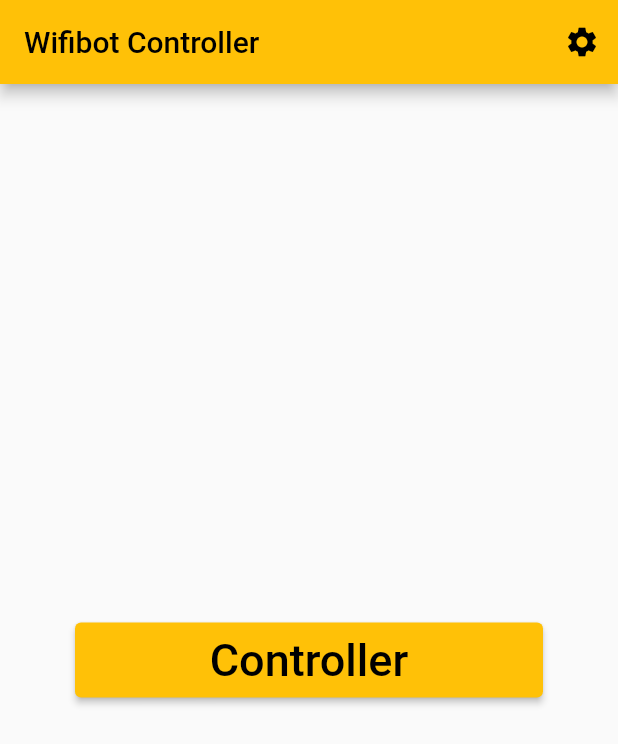
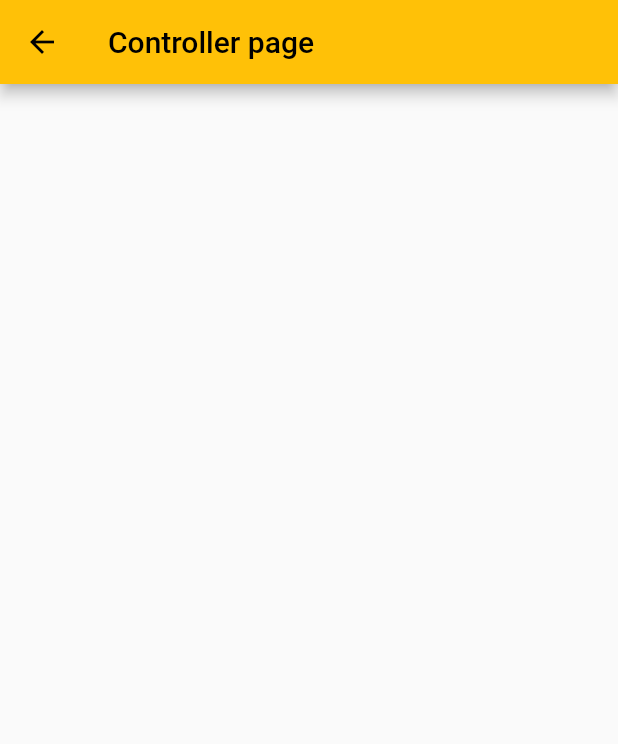
Before and after one commit to youssef-t/flutter-application-controlling-wifibot, a Flutter app: the screen it shows after launch, after a tap on "Controller", on a phone screen of 412 x 824 dp. Shown: the top 744 px of the screen. Run offline on Flutter 3.47's test engine with Material 2 defaults, Android fonts, the light colour scheme and no system bars.

```diff
--- a/wifibot_application/lib/main.dart
+++ b/wifibot_application/lib/main.dart
@@ -1,8 +1,10 @@
-// Copyright 2018 The Flutter team. All rights reserved.
-// Use of this source code is governed by a BSD-style license that can be
-// found in the LICENSE file.
 
 import 'package:flutter/material.dart';
+import 'package:flutter/services.dart';
+import 'package:wifibot_application/routes/controller_route.dart';
+import 'package:wifibot_application/routes/home_route.dart';
+import 'package:wifibot_application/routes/settings_route.dart';
+
 
 // Variable to store the width of the screen
 double? screenWidth;
@@ -24,6 +26,20 @@ class MyApp extends StatelessWidget {
         primarySwatch: Colors.amber,
       ),
       home: HomePage(),
+      // TODO Define the routes
+      // Start the app with the "/" named route. In this case, the app starts
+      // on the Home widget.
+      /*
+      initialRoute: '/',
+      routes: {
+        // When navigating to the "/" route, build the Home widget.
+        '/': (context) => HomeRoute(),
+        // When navigating to the "/settings" route, build the SettingsRoute widget.
+        '/settings': (context) => SettingsRoute(),
+        // When navigating to the "/controller" route, build the ControllerRoute widget.
+        '/controller': (context) => ControllerRoute(),
+      },
+      */
     );
   }
 }
@@ -50,9 +66,9 @@ class _HomePageState extends State<HomePage> {
     return Scaffold(
       appBar: AppBar(
         title: Text("Wifibot Controller"),
-        actions: const [
+        actions: [
           // TODO add a function to create a route for the settings page
-          IconButton(onPressed: null, icon: Icon(Icons.settings, color: Colors.black,) )
+          IconButton(onPressed: controllerButtonPushed, icon: Icon(Icons.settings, color: Colors.black,) )
         ],
       ),
       body: Center(
@@ -60,7 +76,7 @@ class _HomePageState extends State<HomePage> {
           margin: const EdgeInsets.symmetric(horizontal: 50.0, vertical: 50.0),
           child: ElevatedButton(
             // TODO add a function to create a route for the controller page
-            onPressed: () {},
+            onPressed: controllerButtonPushed,
             style: ElevatedButton.styleFrom(
               minimumSize: Size(double.infinity, 50), // double.infinity is the width and 50 is the height
             ),
@@ -71,4 +87,13 @@ class _HomePageState extends State<HomePage> {
       ),
     );
   }
+  // Flutter
+
+
+  /// Load the controller page when the button "controller" is pushed
+  void controllerButtonPushed() async{
+    Navigator.of(context).push(MaterialPageRoute(builder: (BuildContext context){
+      return ControllerRoute();
+    }));
+  }
 }
--- /dev/null
+++ b/wifibot_application/lib/routes/controller_route.dart
@@ -0,0 +1,20 @@
+
+import 'package:flutter/material.dart';
+
+class ControllerRoute extends StatelessWidget {
+  @override
+  Widget build(BuildContext context) {
+    // load the controller route that is defined in the package controller_route
+    /*
+    SystemChrome.setPreferredOrientations([
+      DeviceOrientation.landscapeLeft,
+      DeviceOrientation.landscapeRight
+    ]);
+    */
+    return Scaffold(
+      appBar: AppBar(
+        title: Text("Controller page"),
+      ),
+    );
+  }
+}
```
Also changed, not shown: wifibot_application/lib/CustomWidgets/settings_form.dart (added, +42 -0 lines), wifibot_application/lib/routes/home_route.dart (added, +52 -0 lines), wifibot_application/lib/routes/settings_route.dart (added, +35 -0 lines).
